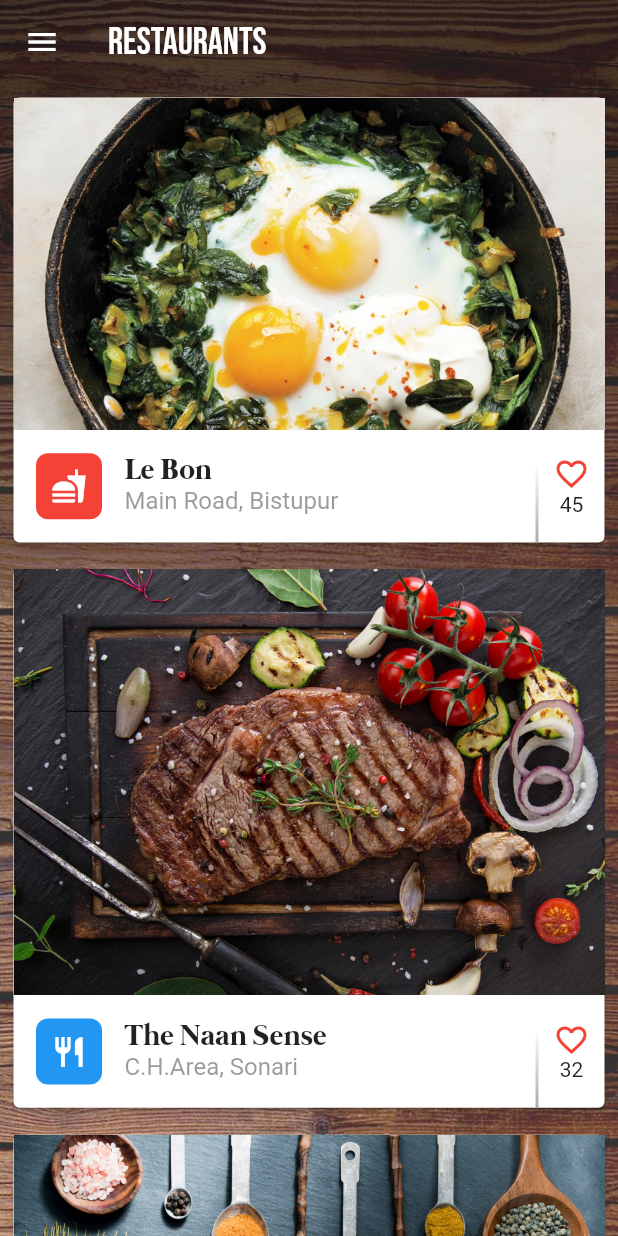
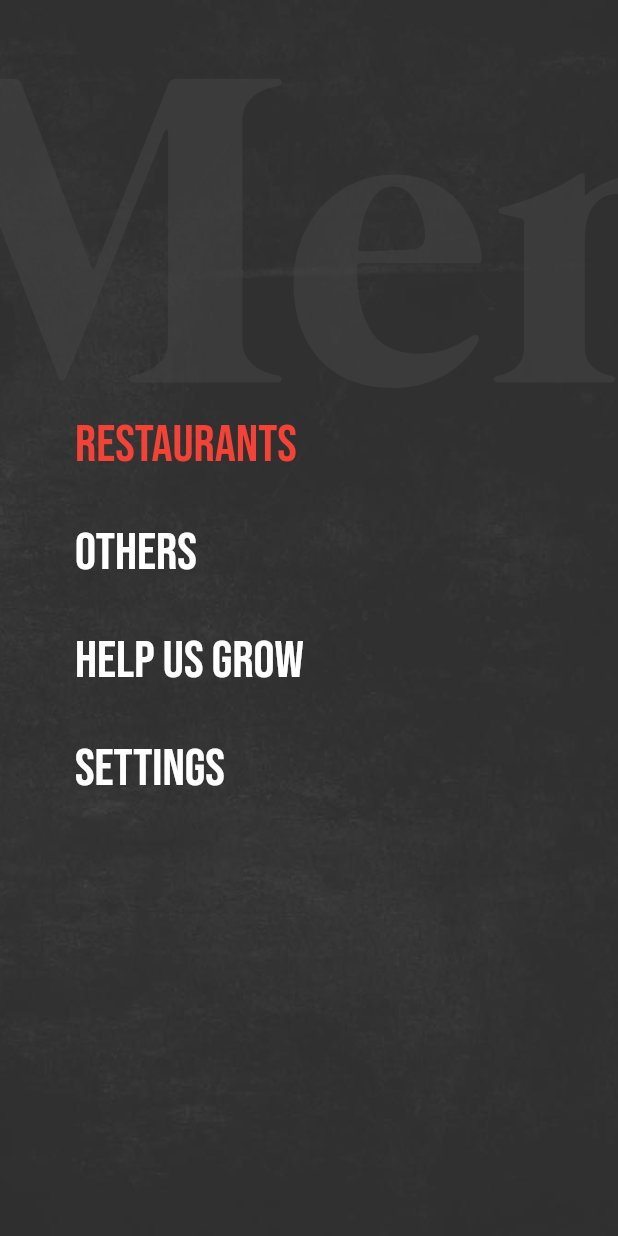
Before and after one commit to 28JayG/HIdden_menu_fluttery, a Flutter app: the screen it shows after launch, on a phone screen of 412 x 824 dp. Run offline on Flutter 3.47's test engine with Material 2 defaults, Android fonts, the phone set to English and light mode, and no system bars; Roboto replaces fonts that are missing (bebas-nueu).

Commit message:
* Creates ZoomScaffold and open the menu

```diff
--- a/lib/main.dart
+++ b/lib/main.dart
@@ -3,6 +3,7 @@ import 'package:hidden_drawer_menu/screens/menu_screen.dart';
 import 'package:hidden_drawer_menu/screens/other_screen.dart';
 import 'package:hidden_drawer_menu/screens/restaurant_screen.dart';
 import 'package:hidden_drawer_menu/models/screen.dart';
+import 'package:hidden_drawer_menu/zoom_scaffold.dart';
 
 void main() => runApp(MyApp());
 
@@ -21,48 +22,51 @@ class MyHomePage extends StatefulWidget {
   _MyHomePageState createState() => _MyHomePageState();
 }
 
-//TODO:(3.1.1)Create the MenuScreen
+class _MyHomePageState extends State<MyHomePage> {
 
-class _MyHomePageState extends State<MyHomePage> {
-  final Screen screen = restaurantScreen;
+  final Screen activeScreen = restaurantScreen;
 
-//  _MyHomePageState({this.screen});
-
-  createContentDisplay() {
-    return Container(
-      decoration: BoxDecoration(
-        image: screen.backgroundImage,
-      ),
-      child: Scaffold(
-        backgroundColor: Colors.transparent,
-        appBar: AppBar(
-          title: Text(
-            screen.title,
-            style: TextStyle(
-              fontFamily: 'bebas-neue',
-              fontSize: 25.0,
-            ),
-          ),
-          leading: IconButton(
-            icon: Icon(Icons.menu),
-            onPressed: () {
-              print('Menu');
-            },
-          ),
-          backgroundColor: Colors.transparent,
-          elevation: 0.0,
-        ),
-        body: screen.contentBuilder(context),
-      ),
-    );
-  }
+//  createContentDisplay() {
+//    return Container(
+//      decoration: BoxDecoration(
+//        image: screen.backgroundImage,
+//      ),
+//      child: Scaffold(
+//        backgroundColor: Colors.transparent,
+//        appBar: AppBar(
+//          title: Text(
+//            screen.title,
+//            style: TextStyle(
+//              fontFamily: 'bebas-neue',
+//              fontSize: 25.0,
+//            ),
+//          ),
+//          leading: IconButton(
+//            icon: Icon(Icons.menu),
+//            onPressed: () {
+//              print('Menu');
+//            },
+//          ),
+//          backgroundColor: Colors.transparent,
+//          elevation: 0.0,
+//        ),
+//        body: screen.contentBuilder(context),
+//      ),
+//    );
+//  }
 
   @override
   Widget build(BuildContext context) {
+//TODO:(4.1.2) Bring in your ZoomScaffold
+//    return ZoomScaffold(
+//      contentScreen: activeScreen,
+//      menuScreen: MenuScreen(),
+//    );
+
     return Stack(
       children: <Widget>[
-//        createMenuScreen(),
-        createContentDisplay(),
+        MenuScreen(),
+//        createContentDisplay(),
       ],
     );
   }
--- a/lib/screens/menu_screen.dart
+++ b/lib/screens/menu_screen.dart
@@ -1,109 +1,117 @@
 import 'package:flutter/material.dart';
 
+//TODO:(4.0)Make MenuScreen Stateful
 
-//TODO:(3.1.2) Transform the Menu Text() and solve the mystery of THE HIDDEN 'NU'
-//
-//Widget createMenuScreen() {
-//  return Material(
-//    child: Container(
-//      width: double.infinity,
-//      height: double.infinity,
-//      decoration: BoxDecoration(
-//        image: DecorationImage(
-//          image: AssetImage('assets/dark_grunge_bk.jpg'),
-//          fit: BoxFit.cover,
-//        ),
-//      ),
-//      child: Stack(
-//        children: <Widget>[
-////          Transform(
-////            transform: Matrix4.translationValues(-100.0, 0.0, 0.0),
-////            child: OverflowBox(
-////              maxWidth: double.infinity,
-////              alignment: Alignment.topLeft,
-////              child: Padding(
-////                padding: const EdgeInsets.all(30.0),
-////                child: Text(
-////                  'Menu',
-////                  style: TextStyle(
-////                    fontFamily: 'mermaid',
-////                    fontSize: 300.0,
-////                    color: Color(0x88444444),
-////                  ),
-////                  softWrap: false,
-////                ),
-////              ),
-////            ),
-////          ),
-//            Text(
-//              'Menu',
-//              style: TextStyle(
-//                fontFamily: 'mermaid',
-//                fontSize: 300.0,
-//                color: Color(0x88444444),
-//              ),
-//              softWrap: false,
-//            ),
-////          Transform(
-////            transform: Matrix4.translationValues(0.0, 260.0, 0.0),
-////              child: createMenuList()),
-//        ],
-//      ),
-//    ),
-//  );
-//}
+class MenuScreen extends StatefulWidget {
+  @override
+  _MenuScreenState createState() => _MenuScreenState();
+}
 
-//TODO(3.1.3)create menuList and MenuListItem
-//
-//Widget createMenuList() {
-//  return Column(
-//    crossAxisAlignment: CrossAxisAlignment.start,
-//    children: <Widget>[
-//      MenuListItem(
-//        title:'Restaurants',
-//        isSelected:true,
-//      ),
-//      MenuListItem(
-//        title:'Others',
-//        isSelected:false,
-//      ),
-//      MenuListItem(
-//        title:'Help us Grow',
-//        isSelected:false,
-//      ),
-//      MenuListItem(
-//        title:'Settings',
-//        isSelected:false,
-//      ),
-//    ],
-//  );
-//}
-//
-//class MenuListItem extends StatelessWidget {
-//  final String title;
-//  final bool isSelected;
-//
-//  const MenuListItem({Key key, this.title, this.isSelected,}) : super(key: key);
-//
-//  @override
-//  Widget build(BuildContext context) {
-//    return InkWell(
-//      onTap: isSelected ?
-//      null :
-//          () {
-//        print(title);
-//      },
-//      child: Padding(
-//        padding: const EdgeInsets.only(left:50.0, top: 15.0, bottom: 15.0),
-//        child: Text(
-//          title,
-//          style: TextStyle(
-//            fontFamily: 'bebas-neue',
-//            fontSize: 35.0,
-//            color: isSelected ? Colors.red : Colors.white,
-//          ),
-//        ),
-//      ),
-//    );
-//  }
-//}
+class _MenuScreenState extends State<MenuScreen> {
+
+
+  Widget createMenuList() {
+    return Column(
+      crossAxisAlignment: CrossAxisAlignment.start,
+      children: <Widget>[
+        MenuListItem(
+          title: 'Restaurants',
+          isSelected: true,
+        ),
+        MenuListItem(
+          title: 'Others',
+          isSelected: false,
+        ),
+        MenuListItem(
+          title: 'Help us Grow',
+          isSelected: false,
+        ),
+        MenuListItem(
+          title: 'Settings',
+          isSelected: false,
+        ),
+      ],
+    );
+  }
+
+  @override
+  Widget build(BuildContext context) {
+    return Container(
+      width: double.infinity,
+      height: double.infinity,
+      decoration: BoxDecoration(
+        image: DecorationImage(
+          image: AssetImage('assets/dark_grunge_bk.jpg'),
+          fit: BoxFit.cover,
+        ),
+      ),
+      child: Material(
+        color: Colors.transparent,
+        child: Stack(
+          children: <Widget>[
+            Transform(
+              transform: Matrix4.translationValues(-100.0, 0.0, 0.0),
+              child: OverflowBox(
+                maxWidth: double.infinity,
+                alignment: Alignment.topLeft,
+                child: Padding(
+                  padding: const EdgeInsets.all(30.0),
+                  child: Text(
+                    'Menu',
+                    style: TextStyle(
+                      fontFamily: 'mermaid',
+                      fontSize: 300.0,
+                      color: Color(0x88444444),
+                    ),
+                    softWrap: false,
+                  ),
+                ),
+              ),
+            ),
+            Transform(
+                transform: Matrix4.translationValues(0.0, 260.0, 0.0),
+                child: createMenuList()),
+          ],
+        ),
+      ),
+    );
+  }
+}
+
+class MenuListItem extends StatelessWidget {
+  final String title;
+  final bool isSelected;
+
+  const MenuListItem({
+    Key key,
+    this.title,
+    this.isSelected,
+  }) : super(key: key);
+
+  @override
+  Widget build(BuildContext context) {
+    return InkWell(
+      splashColor: Color(0x44000000),
+      highlightColor: Colors.transparent,
+      onTap: isSelected
+          ? null
+          : () {
+              print(title);
+            },
+      child: Container(
+        width: double.infinity,
+        child: Padding(
+          padding: const EdgeInsets.only(left: 50.0, top: 15.0, bottom: 15.0),
+          child: Text(
+            title,
+            style: TextStyle(
+              fontFamily: 'bebas-neue',
+              fontSize: 35.0,
+              color: isSelected ? Colors.red : Colors.white,
+            ),
+          ),
+        ),
+      ),
+    );
+  }
+}
```
Also changed, not shown: lib/zoom_scaffold.dart (added, +109 -0 lines).
